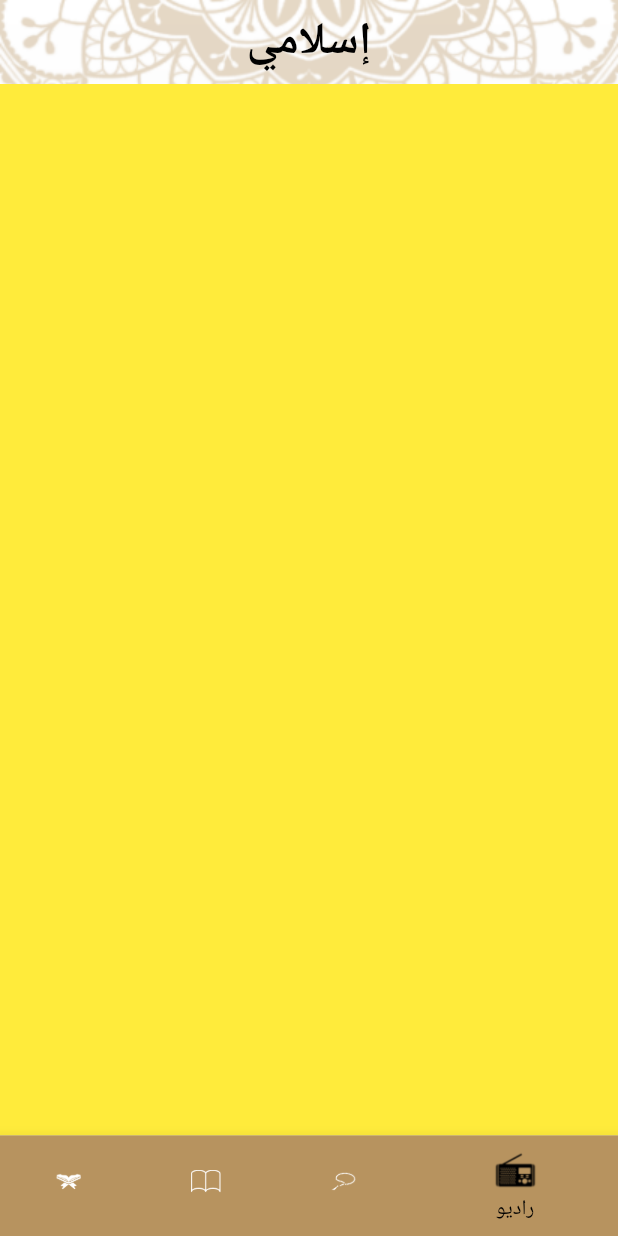
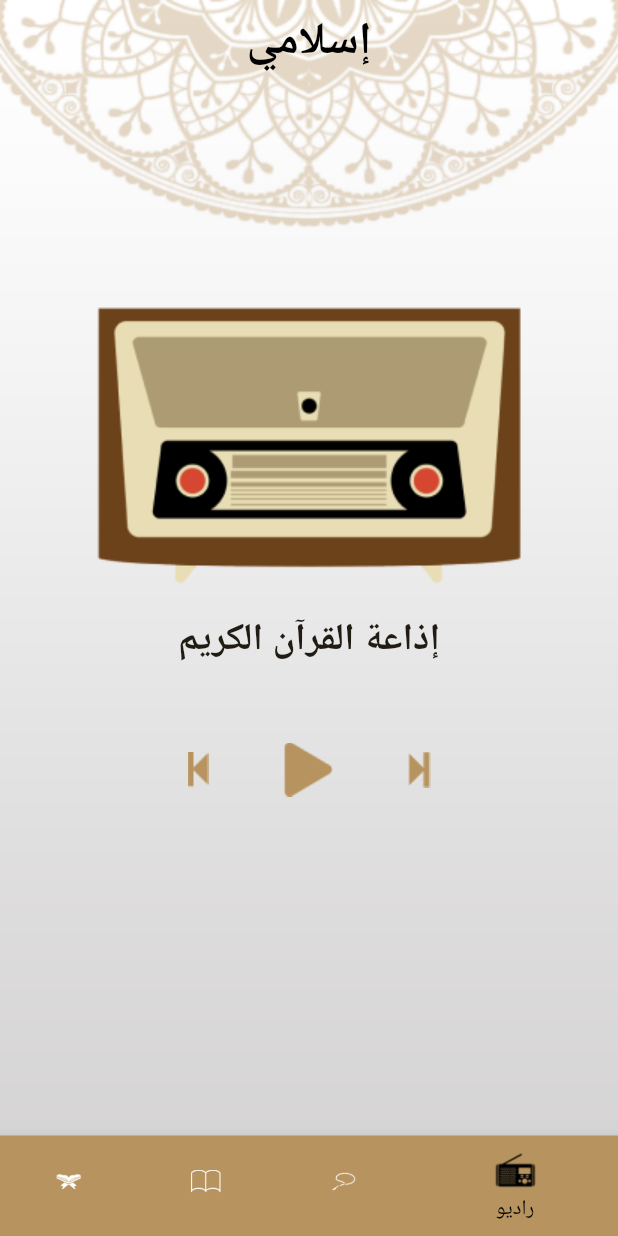
Before and after one commit to ehabMoahmed/islamiApp, a Flutter app: the screen it shows after launch, item 4 of the bottom bar chosen, on a phone screen of 412 x 824 dp. Run offline on Flutter 3.47's test engine with Material 3 defaults, Android fonts, the phone set to English and light mode, and no system bars.

Commit message:
+design radio

```diff
--- a/lib/UI/home/radio.dart
+++ b/lib/UI/home/radio.dart
@@ -6,8 +6,35 @@ class RadioWidget extends StatelessWidget {
 
   @override
   Widget build(BuildContext context) {
-    return Container(
-      color: Colors.yellow,
+    return Column(
+      children: [
+        Padding(
+          padding: const EdgeInsets.only(top: 130),
+          child: Image.asset('assets/images/radio.png',width: 412,height: 222),
+        ),
+        Text('إذاعة القرآن الكريم',
+            style: TextStyle(
+                    fontWeight: FontWeight.bold,
+              fontSize: 25,
+        )),
+        SizedBox(height: 50,),
+        Row(
+          mainAxisAlignment: MainAxisAlignment.center,
+          children: [
+            InkWell(
+                onTap: (){},
+                child: Image.asset('assets/images/Icon metro-next (1).png')),
+            SizedBox(width: 50),
+            InkWell(
+                onTap: (){},
+                child: Image.asset('assets/images/Icon awesome-play.png')),
+            SizedBox(width: 50),
+            InkWell(
+                onTap: (){},
+                child: Image.asset('assets/images/Icon metro-next.png')),
+
+        ],),
+      ],
     );
   }
 }
```
Also changed, not shown: assets/images/Icon awesome-play.png (added), assets/images/Icon metro-next (1).png (added), assets/images/Icon metro-next.png (added), assets/images/radio.png (added).
